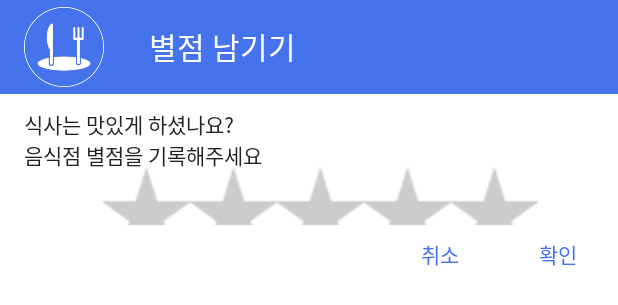
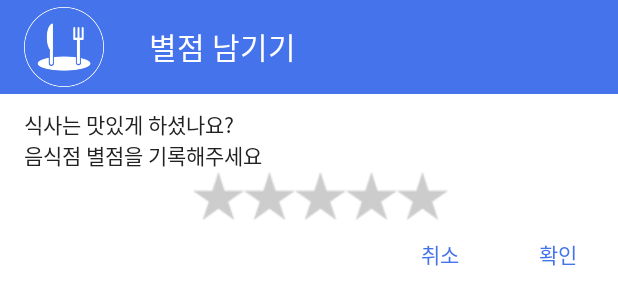
Before and after one commit to ChanbobSinse/ChanbobSinse_Frontend, an Android app: the layout activity_dialog.xml on its own in the app's theme, with its tools: preview values and no code run, on a phone screen of 412 x 824 dp. Shown: the top 305 px of the screen. Run offline under Robolectric (Android 15) with nearby library versions, the phone set to English and light mode, and no system bars; Roboto replaces fonts that are not available here.

Commit message:
fix ratingbar

```diff
--- a/app/src/main/res/drawable/ratingbar_medium_empty.xml
+++ /dev/null
@@ -1,13 +0,0 @@
-<?xml version="1.0" encoding="utf-8"?>
-<selector xmlns:android="http://schemas.android.com/apk/res/android">
-    <item android:state_focused="true"
-        android:state_window_focused="true"
-        android:drawable="@drawable/ic_r_star_unfill"/>
-    <item android:state_pressed="true"
-        android:state_window_focused="true"
-        android:drawable="@drawable/ic_r_star_unfill"/>
-    <item android:state_selected="true"
-        android:state_window_focused="true"
-        android:drawable="@drawable/ic_r_star_unfill"/>
-    <item android:drawable="@drawable/ic_r_star_unfill" />
-</selector>
--- a/app/src/main/res/drawable/ratingbar_medium_filled.xml
+++ /dev/null
@@ -1,13 +0,0 @@
-<?xml version="1.0" encoding="utf-8"?>
-<selector xmlns:android="http://schemas.android.com/apk/res/android">
-    <item android:state_focused="true"
-        android:state_window_focused="true"
-        android:drawable="@drawable/ic_r_star"/>
-    <item android:state_pressed="true"
-        android:state_window_focused="true"
-        android:drawable="@drawable/ic_r_star"/>
-    <item android:state_selected="true"
-        android:state_window_focused="true"
-        android:drawable="@drawable/ic_r_star"/>
-    <item android:drawable="@drawable/ic_r_star" />
-</selector>
--- a/app/src/main/res/drawable/ratingbar_medium_star.xml
+++ /dev/null
@@ -1,12 +0,0 @@
-<?xml version="1.0" encoding="utf-8"?>
-<layer-list xmlns:android="http://schemas.android.com/apk/res/android">
-    <item
-        android:id="@android:id/background"
-        android:drawable="@drawable/ratingbar_medium_empty" />
-    <item
-        android:id="@android:id/secondaryProgress"
-        android:drawable="@drawable/ratingbar_medium_empty" />
-    <item
-        android:id="@android:id/progress"
-        android:drawable="@drawable/ratingbar_medium_filled" />
-</layer-list>
--- a/app/src/main/res/layout/activity_dialog.xml
+++ b/app/src/main/res/layout/activity_dialog.xml
@@ -60,10 +60,10 @@
             android:gravity="center">
 
             <RatingBar
-                style="@style/starRatingBar.Regular"
+                style="@style/starRatingBar.Small"
                 android:id="@+id/dialog_ratingBar"
                 android:layout_width="wrap_content"
-                android:layout_height="58px"
+                android:layout_height="32dp"
                 android:max="5"
                 android:numStars="5"
                 android:stepSize="0.5" />
--- a/app/src/main/res/values/styles.xml
+++ b/app/src/main/res/values/styles.xml
@@ -15,17 +15,14 @@
 
     <style name="starRatingBar" parent="@android:style/Widget.RatingBar">
         <item name="android:progressDrawable">@drawable/ratingbar_star</item>
+        <item name="android:minHeight">20dp</item>
+        <item name="android:maxHeight">20dp</item>
     </style>
 
     <style name="starRatingBar.Small" parent="@android:style/Widget.RatingBar">
         <item name="android:progressDrawable">@drawable/ratingbar_small_star</item>
     </style>
 
-    <style name="starRatingBar.Regular" parent="@android:style/Widget.RatingBar">
-        <item name="android:progressDrawable">@drawable/ratingbar_medium_star</item>
-        <item name="android:maxHeight">58px</item>
-        <item name="android:minHeight">58px</item>
-    </style>
     <style name="CustomDialog" parent="Theme.AppCompat.Dialog">
         <item name="android:windowNoTitle">true</item>
         <item name="windowNoTitle">true</item>
```
Also changed, not shown: app/src/main/res/drawable/ic_r_star.png (deleted), app/src/main/res/drawable/ic_r_star_unfill.png (deleted).
